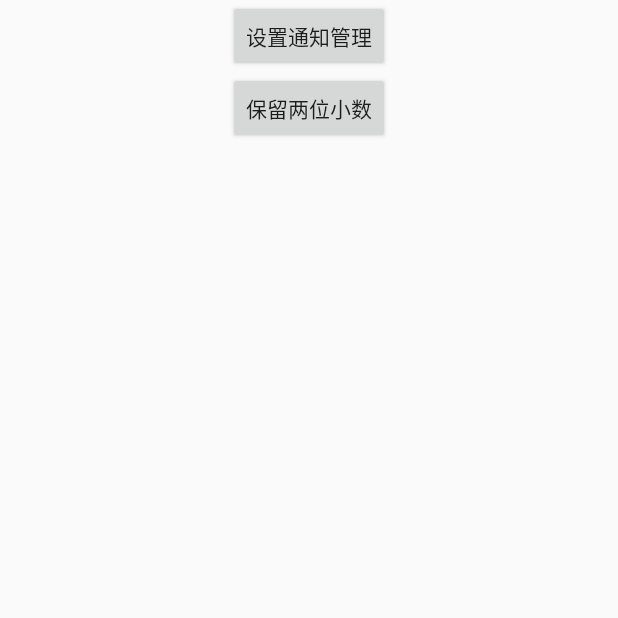
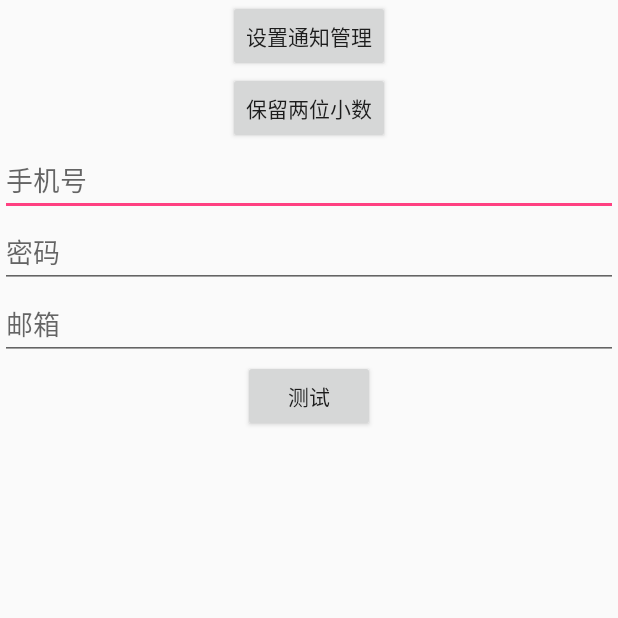
Before and after one commit to dapengyou/Base, an Android app: the screen it shows after launch (NotificationTestActivity before the commit, TestActivity after it), on a phone screen of 412 x 824 dp, the top half of it. Run offline under Robolectric (Android 15) with nearby library versions, the phone set to English and light mode, and no system bars.

Commit message:
添加检查表单工具类与例子

```diff
--- a/app/src/main/AndroidManifest.xml
+++ b/app/src/main/AndroidManifest.xml
@@ -12,7 +12,7 @@
         <activity android:name=".MainActivity">
 
         </activity>
-        <activity android:name=".NotificationTestActivity">
+        <activity android:name=".TestActivity">
             <intent-filter>
                 <action android:name="android.intent.action.MAIN" />
 
--- a/app/src/main/java/com/test/baseutil/NotificationTestActivity.java
+++ b/app/src/main/java/com/test/baseutil/TestActivity.java
@@ -7,17 +7,29 @@ import android.nfc.Tag;
 import android.os.Build;
 import android.os.Bundle;
 import android.app.Activity;
+import android.text.TextUtils;
 import android.util.Log;
 import android.view.View;
 import android.widget.Button;
+import android.widget.EditText;
 import android.widget.Toast;
 
+import com.test.baselibrary.Utils.CheckTextUtils;
 import com.test.baselibrary.Utils.NotificationsUtils;
 import com.test.baselibrary.Utils.NumberUtils;
 
-public class NotificationTestActivity extends Activity implements View.OnClickListener {
+public class TestActivity extends Activity implements View.OnClickListener {
     private Button mBtSetting;
     private Button mBtNumber;
+    private Button mBtTest;
+
+    private EditText mEtPassword;
+    private EditText mEtPhone;
+    private EditText mEtEmail;
+
+    private String mPhone;
+    private String mPassword;
+    private String mEmail;
 
     @Override
     protected void onCreate(Bundle savedInstanceState) {
@@ -32,11 +44,17 @@ public class NotificationTestActivity extends Activity implements View.OnClickLi
     private void initView() {
         mBtSetting = findViewById(R.id.bt_setting);
         mBtNumber = findViewById(R.id.bt_number);
+        mBtTest = findViewById(R.id.bt_test);
+
+        mEtEmail = findViewById(R.id.et_email);
+        mEtPassword = findViewById(R.id.et_password);
+        mEtPhone = findViewById(R.id.et_phone);
     }
 
     private void initListener() {
         mBtSetting.setOnClickListener(this);
         mBtNumber.setOnClickListener(this);
+        mBtTest.setOnClickListener(this);
     }
 
 
@@ -54,7 +72,59 @@ public class NotificationTestActivity extends Activity implements View.OnClickLi
                 Log.d("123", NumberUtils.keepTwoByDecimalFormat(2345.1018238382));
                 Log.d("123", NumberUtils.keepTwoByDecimalFormat(2345.1918238382));
                 break;
+
+            case R.id.bt_test:
+                if (checkForm()){
+                    show("unbelievable");
+                }
+                    break;
+
         }
+    }
+
+    /**
+     * 检查表单
+     *
+     * @return
+     */
+    private boolean checkForm() {
+        mPassword = mEtPassword.getText().toString().trim();
+        mPhone = mEtPhone.getText().toString().trim();
+        mEmail = mEtEmail.getText().toString().trim();
+
+        if (TextUtils.isEmpty(mPhone)) {
+            show("手机号不能为空");
+            return false;
+        }
+
+        if (!CheckTextUtils.checkMobile(mPhone)) {
+            show("请输入有效手机号");
+            return false;
+        }
+
+        if (TextUtils.isEmpty(mPassword)) {
+            show("密码不能为空");
+            return false;
+        }
+
+        if (!CheckTextUtils.checkPassword(mPassword)) {
+            show("请输入6-20位有效密码");
+            return false;
+        }
+        if (TextUtils.isEmpty(mEmail)) {
+            show("邮箱不能为空");
+            return false;
+        }
+
+        if (!CheckTextUtils.checkEmail(mEmail)) {
+            show("请输入有效邮箱");
+            return false;
+        }
+        return true;
+    }
+
+    private void show(String message) {
+        Toast.makeText(this, message, Toast.LENGTH_SHORT).show();
     }
 
     /**
--- a/app/src/main/res/layout/notification_test.xml
+++ b/app/src/main/res/layout/notification_test.xml
@@ -17,4 +17,30 @@
         android:layout_height="wrap_content"
         android:layout_gravity="center"
         android:text="保留两位小数" />
+
+    <EditText
+        android:id="@+id/et_phone"
+        android:layout_width="match_parent"
+        android:layout_height="wrap_content"
+        android:layout_gravity="center"
+        android:hint="手机号" />
+
+    <EditText
+        android:id="@+id/et_password"
+        android:layout_width="match_parent"
+        android:layout_height="wrap_content"
+        android:layout_gravity="center"
+        android:hint="密码" />
+    <EditText
+        android:id="@+id/et_email"
+        android:layout_width="match_parent"
+        android:layout_height="wrap_content"
+        android:layout_gravity="center"
+        android:hint="邮箱" />
+    <Button
+        android:id="@+id/bt_test"
+        android:layout_width="wrap_content"
+        android:layout_height="wrap_content"
+        android:layout_gravity="center"
+        android:text="测试" />
 </LinearLayout>
--- a/baselibrary/src/main/java/com/test/baselibrary/Utils/CheckTextUtils.java
+++ b/baselibrary/src/main/java/com/test/baselibrary/Utils/CheckTextUtils.java
@@ -52,32 +52,6 @@ public class CheckTextUtils {
                 .compile("^[\\u4e00-\\u9fa5]{2,4}$");
         Matcher m = p.matcher(userName);
 
-        return m.matches();
-    }
-
-    /**
-     * 判断昵称是否有有字符限制，只容许数字、英文，英文字母和数字24位
-     *
-     * @param nickName 用户昵称
-     * @return
-     */
-    public static boolean checkNickNameEnglish(String nickName) {
-        Pattern p = Pattern
-                .compile("^[0-9a-zA-Z]{1,24}$");
-        Matcher m = p.matcher(nickName);
-        return m.matches();
-    }
-
-    /**
-     * 判断昵称是否有有字符限制，中文12位
-     *
-     * @param nickName 用户昵称
-     * @return
-     */
-    public static boolean checkNickNameChinese(String nickName) {
-        Pattern p = Pattern
-                .compile("^[\\u4e00-\\u9fa5]{1,12}$");
-        Matcher m = p.matcher(nickName);
         return m.matches();
     }
 
```
